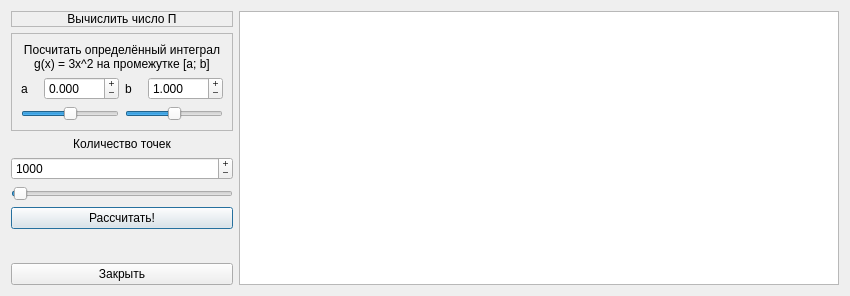
Before: the Qt Designer form montecarlo.ui in MPogoda/StPr-labs, drawn with Qt 5.
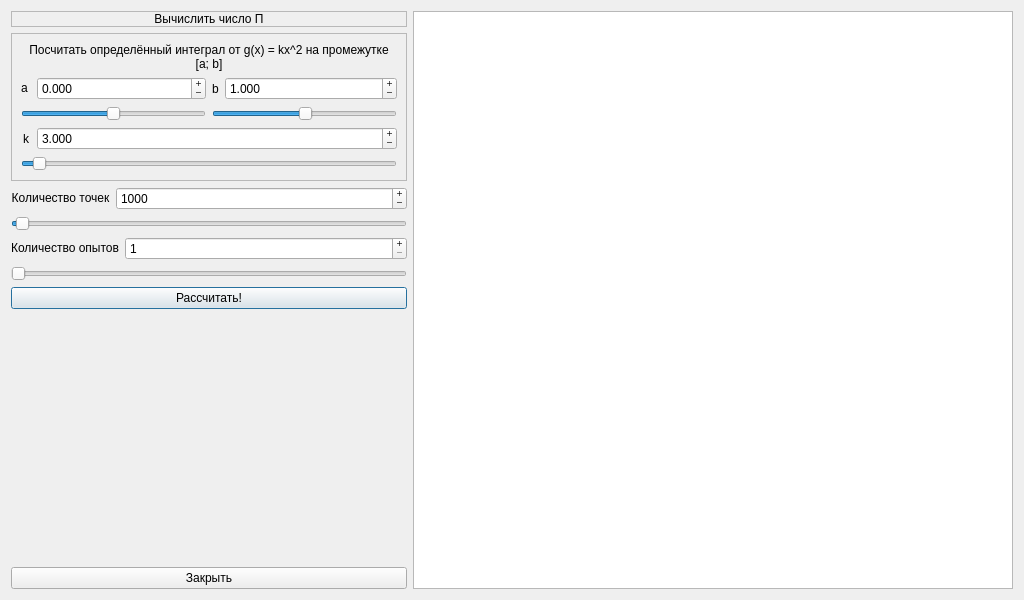
After: the same form once the commit is applied.

```diff
--- a/montecarlo.ui
+++ b/montecarlo.ui
@@ -6,8 +6,8 @@
    <rect>
     <x>0</x>
     <y>0</y>
-    <width>850</width>
-    <height>296</height>
+    <width>1024</width>
+    <height>600</height>
    </rect>
   </property>
   <property name="minimumSize">
@@ -47,7 +47,7 @@
         <item>
          <widget class="QLabel" name="label">
           <property name="text">
-           <string>Посчитать определённый интеграл g(x) = 3x^2 на промежутке [a; b]</string>
+           <string>Посчитать определённый интеграл от g(x) = kx^2 на промежутке [a; b]</string>
           </property>
           <property name="textFormat">
            <enum>Qt::PlainText</enum>
@@ -61,9 +61,25 @@
          </widget>
         </item>
         <item>
-         <layout class="QHBoxLayout" name="horizontalLayout">
+         <layout class="QHBoxLayout" name="horizontalLayout_3">
+          <item>
+           <layout class="QVBoxLayout" name="verticalLayout_3">
+            <item>
+             <layout class="QHBoxLayout" name="horizontalLayout_5">
           <item>
            <widget class="QLabel" name="label_2">
+                <property name="sizePolicy">
+                 <sizepolicy hsizetype="Minimum" vsizetype="Maximum">
+                  <horstretch>0</horstretch>
+                  <verstretch>0</verstretch>
+                 </sizepolicy>
+                </property>
+                <property name="maximumSize">
+                 <size>
+                  <width>10</width>
+                  <height>16777215</height>
+                 </size>
+                </property>
             <property name="text">
              <string>a</string>
             </property>
@@ -71,6 +87,12 @@
           </item>
           <item>
            <widget class="QDoubleSpinBox" name="a">
+                <property name="sizePolicy">
+                 <sizepolicy hsizetype="Minimum" vsizetype="Maximum">
+                  <horstretch>0</horstretch>
+                  <verstretch>0</verstretch>
+                 </sizepolicy>
+                </property>
             <property name="buttonSymbols">
              <enum>QAbstractSpinBox::PlusMinus</enum>
             </property>
@@ -85,8 +107,41 @@
             </property>
            </widget>
           </item>
+             </layout>
+            </item>
+            <item>
+             <widget class="QSlider" name="horizontalSlider_2">
+              <property name="minimum">
+               <number>-100</number>
+              </property>
+              <property name="maximum">
+               <number>100</number>
+              </property>
+              <property name="orientation">
+               <enum>Qt::Horizontal</enum>
+              </property>
+             </widget>
+            </item>
+           </layout>
+          </item>
+          <item>
+           <layout class="QVBoxLayout" name="verticalLayout_4">
+            <item>
+             <layout class="QHBoxLayout" name="horizontalLayout">
           <item>
            <widget class="QLabel" name="label_3">
+                <property name="sizePolicy">
+                 <sizepolicy hsizetype="Maximum" vsizetype="Minimum">
+                  <horstretch>0</horstretch>
+                  <verstretch>0</verstretch>
+                 </sizepolicy>
+                </property>
+                <property name="maximumSize">
+                 <size>
+                  <width>16777215</width>
+                  <height>16777215</height>
+                 </size>
+                </property>
             <property name="text">
              <string>b</string>
             </property>
@@ -94,6 +149,12 @@
           </item>
           <item>
            <widget class="QDoubleSpinBox" name="b">
+                <property name="sizePolicy">
+                 <sizepolicy hsizetype="Minimum" vsizetype="Maximum">
+                  <horstretch>0</horstretch>
+                  <verstretch>0</verstretch>
+                 </sizepolicy>
+                </property>
             <property name="buttonSymbols">
              <enum>QAbstractSpinBox::PlusMinus</enum>
             </property>
@@ -114,21 +175,6 @@
          </layout>
         </item>
         <item>
-         <layout class="QHBoxLayout" name="horizontalLayout_3">
-          <item>
-           <widget class="QSlider" name="horizontalSlider_2">
-            <property name="minimum">
-             <number>-100</number>
-            </property>
-            <property name="maximum">
-             <number>100</number>
-            </property>
-            <property name="orientation">
-             <enum>Qt::Horizontal</enum>
-            </property>
-           </widget>
-          </item>
-          <item>
            <widget class="QSlider" name="horizontalSlider">
             <property name="minimum">
              <number>-100</number>
@@ -147,10 +193,81 @@
          </layout>
         </item>
        </layout>
-      </widget>
-     </item>
+        </item>
+        <item>
+         <layout class="QVBoxLayout" name="verticalLayout_5">
+          <item>
+           <layout class="QHBoxLayout" name="horizontalLayout_7">
+            <item>
+             <widget class="QLabel" name="label_5">
+              <property name="sizePolicy">
+               <sizepolicy hsizetype="Minimum" vsizetype="Minimum">
+                <horstretch>0</horstretch>
+                <verstretch>0</verstretch>
+               </sizepolicy>
+              </property>
+              <property name="maximumSize">
+               <size>
+                <width>10</width>
+                <height>16777215</height>
+               </size>
+              </property>
+              <property name="text">
+               <string>k</string>
+              </property>
+              <property name="alignment">
+               <set>Qt::AlignCenter</set>
+              </property>
+             </widget>
+            </item>
+            <item>
+             <widget class="QDoubleSpinBox" name="k">
+              <property name="buttonSymbols">
+               <enum>QAbstractSpinBox::PlusMinus</enum>
+              </property>
+              <property name="decimals">
+               <number>3</number>
+              </property>
+              <property name="maximum">
+               <double>100.000000000000000</double>
+              </property>
+              <property name="value">
+               <double>3.000000000000000</double>
+              </property>
+             </widget>
+            </item>
+           </layout>
+          </item>
+          <item>
+           <widget class="QSlider" name="horizontalSlider_4">
+            <property name="maximum">
+             <number>100</number>
+            </property>
+            <property name="value">
+             <number>3</number>
+            </property>
+            <property name="orientation">
+             <enum>Qt::Horizontal</enum>
+            </property>
+           </widget>
+          </item>
+         </layout>
+        </item>
+       </layout>
+      </widget>
+     </item>
+     <item>
+      <layout class="QVBoxLayout" name="verticalLayout_6">
+       <item>
+        <layout class="QHBoxLayout" name="horizontalLayout_8">
      <item>
       <widget class="QLabel" name="label_4">
+           <property name="sizePolicy">
+            <sizepolicy hsizetype="Maximum" vsizetype="Maximum">
+             <horstretch>0</horstretch>
+             <verstretch>0</verstretch>
+            </sizepolicy>
+           </property>
        <property name="text">
         <string>Количество точек</string>
        </property>
@@ -164,6 +281,12 @@
      </item>
      <item>
       <widget class="QSpinBox" name="npoints">
+           <property name="sizePolicy">
+            <sizepolicy hsizetype="Minimum" vsizetype="Maximum">
+             <horstretch>0</horstretch>
+             <verstretch>0</verstretch>
+            </sizepolicy>
+           </property>
        <property name="buttonSymbols">
         <enum>QAbstractSpinBox::PlusMinus</enum>
        </property>
@@ -181,6 +304,8 @@
        </property>
       </widget>
      </item>
+        </layout>
+       </item>
      <item>
       <widget class="QSlider" name="horizontalSlider_3">
        <property name="minimum">
@@ -201,6 +326,58 @@
       </widget>
      </item>
      <item>
+        <layout class="QVBoxLayout" name="verticalLayout_7">
+         <item>
+          <layout class="QHBoxLayout" name="horizontalLayout_9">
+           <item>
+            <widget class="QLabel" name="label_6">
+             <property name="sizePolicy">
+              <sizepolicy hsizetype="Maximum" vsizetype="Maximum">
+               <horstretch>0</horstretch>
+               <verstretch>0</verstretch>
+              </sizepolicy>
+             </property>
+             <property name="text">
+              <string>Количество опытов</string>
+             </property>
+             <property name="alignment">
+              <set>Qt::AlignCenter</set>
+             </property>
+            </widget>
+           </item>
+           <item>
+            <widget class="QSpinBox" name="nexp">
+             <property name="sizePolicy">
+              <sizepolicy hsizetype="Minimum" vsizetype="Fixed">
+               <horstretch>0</horstretch>
+               <verstretch>0</verstretch>
+              </sizepolicy>
+             </property>
+             <property name="buttonSymbols">
+              <enum>QAbstractSpinBox::PlusMinus</enum>
+             </property>
+             <property name="minimum">
+              <number>1</number>
+             </property>
+            </widget>
+           </item>
+          </layout>
+         </item>
+         <item>
+          <widget class="QSlider" name="horizontalSlider_5">
+           <property name="minimum">
+            <number>1</number>
+           </property>
+           <property name="orientation">
+            <enum>Qt::Horizontal</enum>
+           </property>
+          </widget>
+         </item>
+        </layout>
+       </item>
+      </layout>
+     </item>
+     <item>
       <widget class="QPushButton" name="pushButton">
        <property name="text">
         <string>Рассчитать!</string>
```
Left out of the diff: 32 changed lines with no effect on the pictures. Lines whose indentation alone changed are shown as unchanged.
